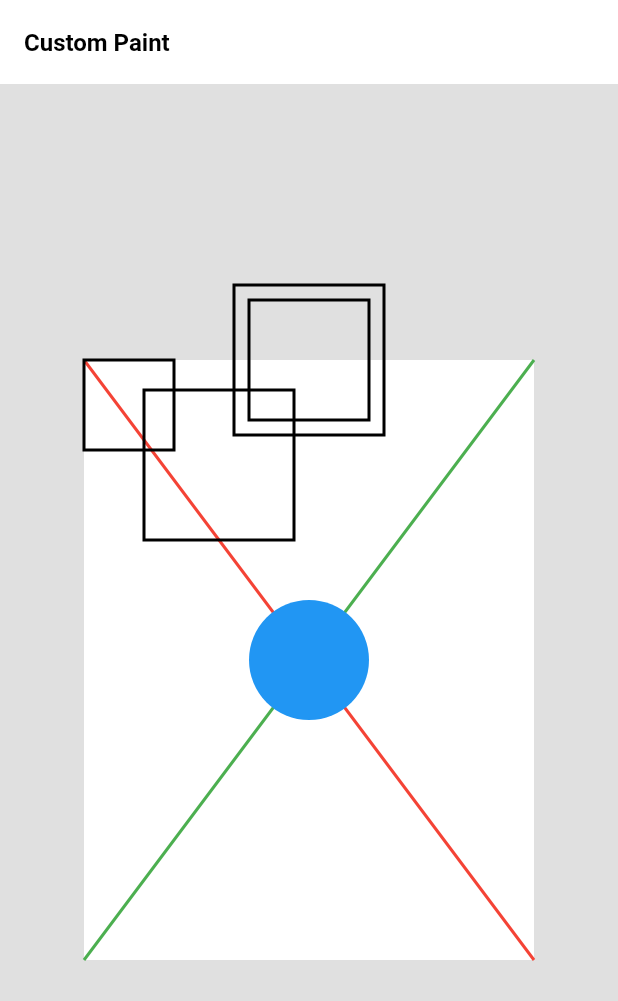
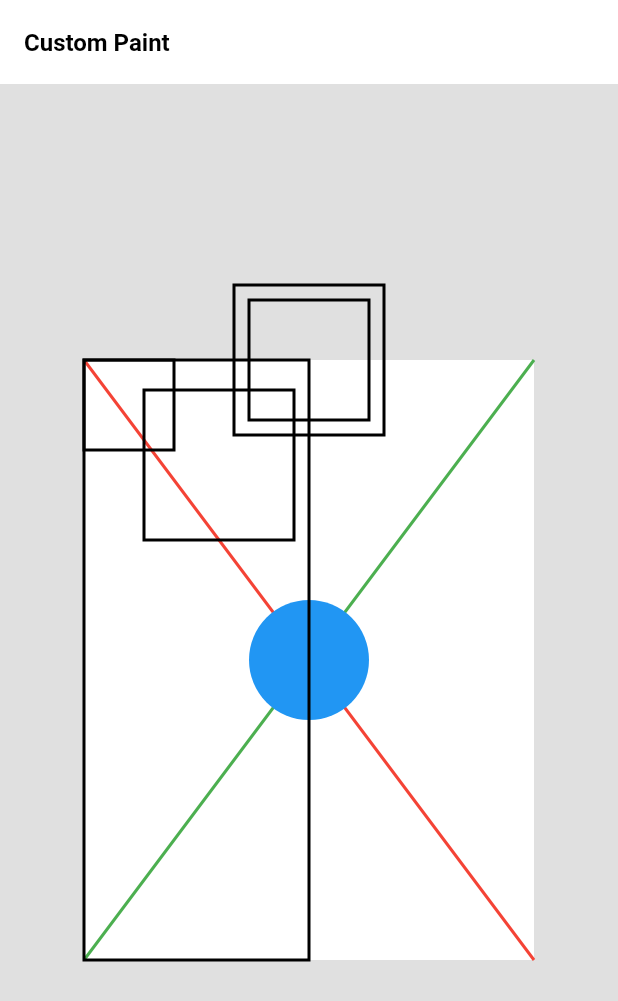
Before and after one commit to mirzamahmud/learn-custom-paint, a Flutter app: the screen it shows after launch, on a phone screen of 412 x 824 dp. Shown: the top 1001 px of the screen. Run offline on Flutter 3.47's test engine with Material 3 defaults, Android fonts, the phone set to English and light mode, and no system bars.

Commit message:
draw_rect_using_custom_paint

```diff
--- a/lib/widgets/draw_rect.dart
+++ b/lib/widgets/draw_rect.dart
@@ -43,5 +43,14 @@ class DrawRect{
       ),
       rectPaint
     );
+
+    // ------- from left, top, width, height
+    canvas.drawRect(
+      Rect.fromPoints(
+        Offset(size.width / 2, 0),
+        Offset(0, size.height)
+      ),
+      rectPaint
+    );
   }
 }
```
